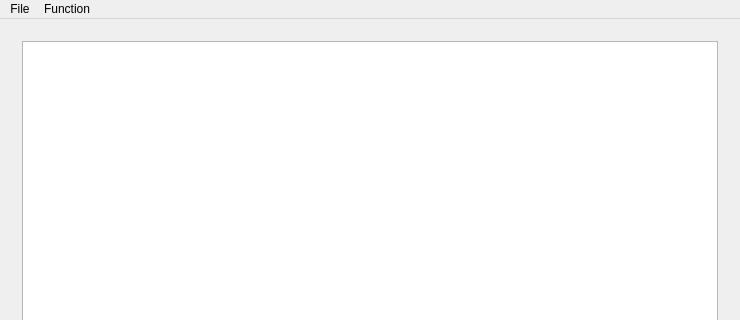
Qt form Menters-and-Mentees-Matching-Program/mainwindow.ui (shuanglengyunji/Menters-and-Mentees-Matching-Program) before a commit; both pictures show x 0 to 740 and y 0 to 320 of the 740 by 480 pixel window.
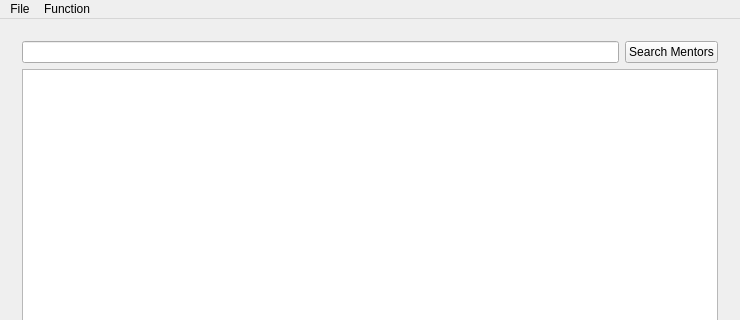
The same form after that commit.

Commit message: 1. Add search Lines 2. Add csv file import dialog box

```diff
--- a/Menters-and-Mentees-Matching-Program/mainwindow.ui
+++ b/Menters-and-Mentees-Matching-Program/mainwindow.ui
@@ -39,13 +39,27 @@
         </property>
         <widget class="QWidget" name="page_mentors">
          <layout class="QGridLayout" name="gridLayout_3">
-          <item row="0" column="0">
+          <item row="1" column="0">
            <widget class="QTableView" name="tableView_mentors">
             <property name="sortingEnabled">
              <bool>true</bool>
             </property>
            </widget>
           </item>
+          <item row="0" column="0">
+           <layout class="QGridLayout" name="gridLayout_mentors_search">
+            <item row="0" column="0">
+             <widget class="QLineEdit" name="lineEdit_mentors_search"/>
+            </item>
+            <item row="0" column="1">
+             <widget class="QPushButton" name="pushButton_mentors_search">
+              <property name="text">
+               <string>Search Mentors</string>
+              </property>
+             </widget>
+            </item>
+           </layout>
+          </item>
          </layout>
         </widget>
         <widget class="QWidget" name="page_mentees">
```
Left out of the diff: 16 changed lines with no effect on the pictures. The commit also changes 2 other files.
